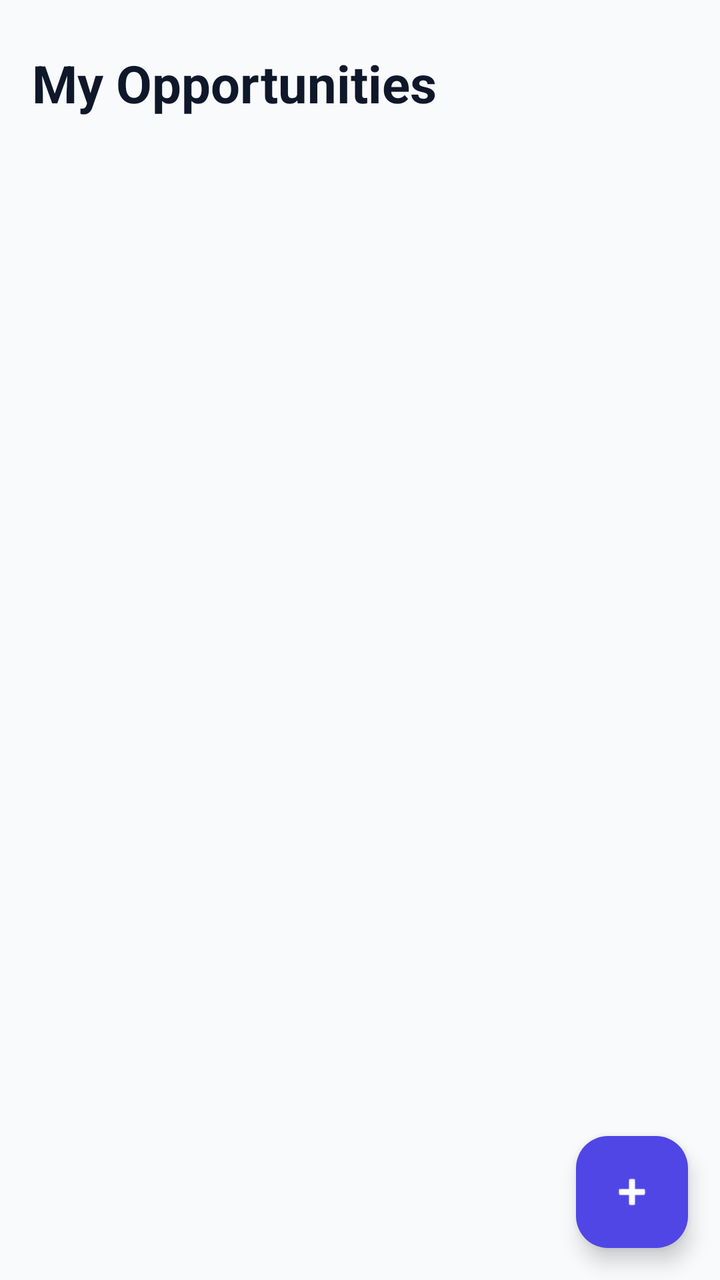
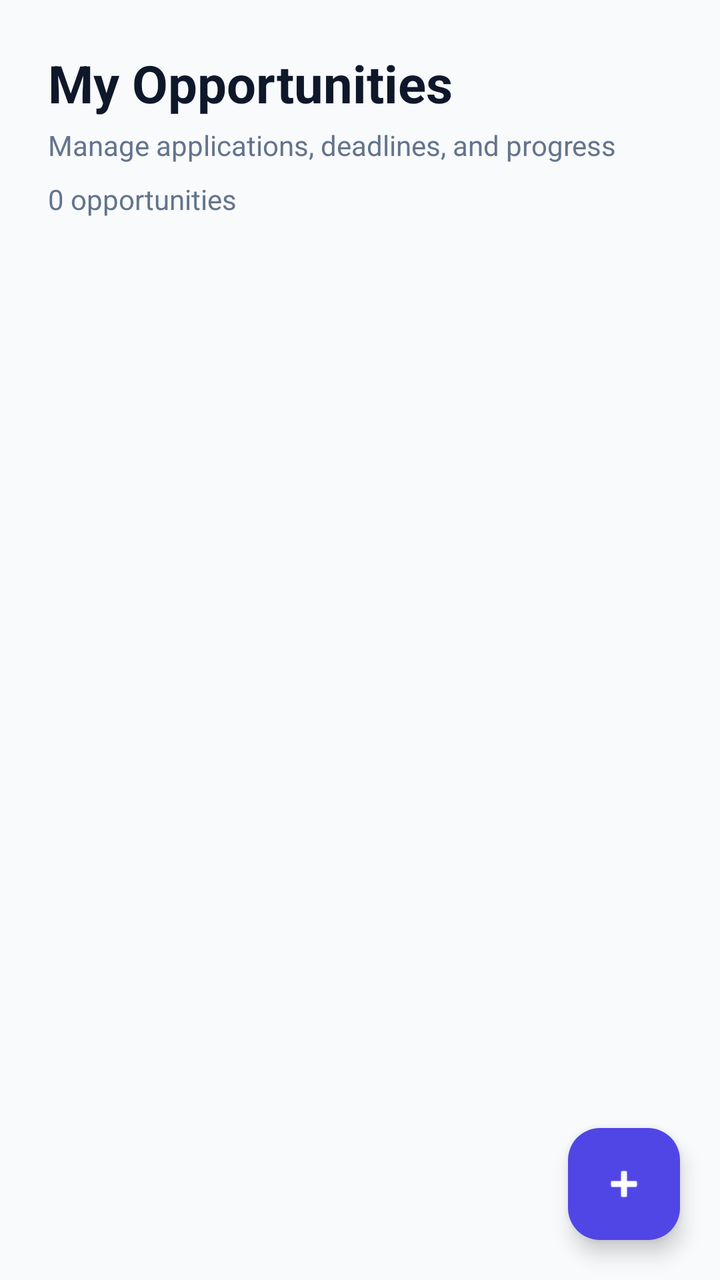

Two renders of the same Android screen: before a commit and after it. Below are the layout's source before the change and the commit's diff.
<!-- AndroidManifest.xml: application theme Theme.Forsa -->
<!-- res/layout/activity_opportunities.xml -->
<?xml version="1.0" encoding="utf-8"?>
<FrameLayout xmlns:android="http://schemas.android.com/apk/res/android"
    xmlns:app="http://schemas.android.com/apk/res-auto"
    android:layout_width="match_parent"
    android:layout_height="match_parent"
    android:background="@color/background">

    <LinearLayout
        android:layout_width="match_parent"
        android:layout_height="match_parent"
        android:orientation="vertical">

        
        <TextView
            android:layout_width="match_parent"
            android:layout_height="wrap_content"
            android:layout_marginHorizontal="16dp"
            android:layout_marginTop="24dp"
            android:layout_marginBottom="12dp"
            android:text="@string/title_my_opportunities"
            android:textColor="@color/text_primary"
            android:textSize="26sp"
            android:textStyle="bold" />

        
        <androidx.recyclerview.widget.RecyclerView
            android:id="@+id/recyclerViewOpportunities"
            android:layout_width="match_parent"
            android:layout_height="match_parent"
            android:clipToPadding="false"
            android:paddingBottom="80dp" />
    </LinearLayout>

    
    <TextView
        android:id="@+id/tvEmptyOpportunities"
        android:layout_width="wrap_content"
        android:layout_height="wrap_content"
        android:layout_gravity="center"
        android:layout_margin="24dp"
        android:gravity="center"
        android:text="@string/empty_opportunities"
        android:textColor="@color/text_secondary"
        android:textSize="16sp"
        android:visibility="gone" />

    
    <com.google.android.material.floatingactionbutton.FloatingActionButton
        android:id="@+id/fabAddOpportunity"
        android:layout_width="wrap_content"
        android:layout_height="wrap_content"
        android:layout_gravity="bottom|end"
        android:layout_margin="16dp"
        android:contentDescription="@string/desc_add_opportunity"
        android:src="@android:drawable/ic_input_add"
        app:backgroundTint="@color/primary"
        app:tint="@color/white" />

</FrameLayout>
<!-- resources referenced by this layout -->
<resources>
  <color name="background">#F8FAFC</color>
  <color name="primary">#4F46E5</color>
  <color name="text_primary">#0F172A</color>
  <color name="text_secondary">#64748B</color>
  <color name="white">#FFFFFF</color>
  <string name="desc_add_opportunity">Add opportunity</string>
  <string name="empty_opportunities">No opportunities saved yet</string>
  <string name="title_my_opportunities">My Opportunities</string>
  <style name="Theme.Forsa" parent="Base.Theme.Forsa" />
  <style name="Base.Theme.Forsa" parent="Theme.Material3.DayNight.NoActionBar">
          
          
      </style>
</resources>

<!-- the commit's change to res/layout/activity_opportunities.xml (unified diff, before → after) -->
@@ -11,16 +11,42 @@
         android:orientation="vertical">
 
         
-        <TextView
+        <LinearLayout
             android:layout_width="match_parent"
             android:layout_height="wrap_content"
-            android:layout_marginHorizontal="16dp"
+            android:orientation="vertical"
+            android:layout_marginHorizontal="24dp"
             android:layout_marginTop="24dp"
+            android:layout_marginBottom="8dp">
+
+            <TextView
+                android:layout_width="match_parent"
+                android:layout_height="wrap_content"
+                android:text="@string/title_my_opportunities"
+                android:textColor="@color/text_primary"
+                android:textSize="26sp"
+                android:textStyle="bold" />
+
+            <TextView
+                android:layout_width="match_parent"
+                android:layout_height="wrap_content"
+                android:layout_marginTop="4dp"
+                android:text="@string/dashboard_subtitle_p8"
+                android:textColor="@color/text_secondary"
+                android:textSize="14sp" />
+        </LinearLayout>
+
+        
+        <TextView
+            android:id="@+id/tvOpportunitiesCount"
+            android:layout_width="match_parent"
+            android:layout_height="wrap_content"
+            android:layout_horizontalMargin="24dp"
+            android:layout_marginHorizontal="24dp"
             android:layout_marginBottom="12dp"
-            android:text="@string/title_my_opportunities"
-            android:textColor="@color/text_primary"
-            android:textSize="26sp"
-            android:textStyle="bold" />
+            android:text="0 opportunities"
+            android:textColor="@color/text_secondary"
+            android:textSize="14sp" />
 
         
         <androidx.recyclerview.widget.RecyclerView
@@ -28,21 +54,67 @@
             android:layout_width="match_parent"
             android:layout_height="match_parent"
             android:clipToPadding="false"
-            android:paddingBottom="80dp" />
+            android:paddingBottom="88dp" />
+
     </LinearLayout>
 
     
-    <TextView
-        android:id="@+id/tvEmptyOpportunities"
-        android:layout_width="wrap_content"
+    <LinearLayout
+        android:id="@+id/emptyStateContainer"
+        android:layout_width="match_parent"
         android:layout_height="wrap_content"
         android:layout_gravity="center"
-        android:layout_margin="24dp"
         android:gravity="center"
-        android:text="@string/empty_opportunities"
-        android:textColor="@color/text_secondary"
-        android:textSize="16sp"
-        android:visibility="gone" />
+        android:orientation="vertical"
+        android:padding="24dp"
+        android:visibility="gone">
+
+        
+        <TextView
+            android:layout_width="72dp"
+            android:layout_height="72dp"
+            android:background="@drawable/bg_icon_circle"
+            android:gravity="center"
+            android:text="@string/symbol_add"
+            android:textColor="@color/primary"
+            android:textSize="32sp"
+            android:textStyle="bold" />
+
+        
+        <TextView
+            android:id="@+id/tvEmptyOpportunities"
+            android:layout_width="wrap_content"
+            android:layout_height="wrap_content"
+            android:layout_marginTop="16dp"
+            android:text="@string/empty_opportunities_title"
+            android:textColor="@color/text_primary"
+            android:textSize="18sp"
+            android:textStyle="bold"
+            android:gravity="center" />
+
+        
+        <TextView
+            android:layout_width="wrap_content"
+            android:layout_height="wrap_content"
+            android:layout_marginTop="8dp"
+            android:layout_marginHorizontal="32dp"
+            android:text="@string/empty_opportunities_desc"
+            android:textColor="@color/text_secondary"
+            android:textSize="14sp"
+            android:gravity="center" />
+
+        
+        <TextView
+            android:layout_width="wrap_content"
+            android:layout_height="wrap_content"
+            android:layout_marginTop="12dp"
+            android:text="@string/empty_opportunities_helper"
+            android:textColor="@color/primary"
+            android:textSize="13sp"
+            android:textStyle="bold"
+            android:gravity="center" />
+
+    </LinearLayout>
 
     
     <com.google.android.material.floatingactionbutton.FloatingActionButton
@@ -50,7 +122,7 @@
         android:layout_width="wrap_content"
         android:layout_height="wrap_content"
         android:layout_gravity="bottom|end"
-        android:layout_margin="16dp"
+        android:layout_margin="20dp"
         android:contentDescription="@string/desc_add_opportunity"
         android:src="@android:drawable/ic_input_add"
         app:backgroundTint="@color/primary"
<!-- resource entries referenced after the edit -->
@@ -5,10 +5,21 @@
   <color name="text_primary">#0F172A</color>
   <color name="text_secondary">#64748B</color>
   <color name="white">#FFFFFF</color>
+  <!-- drawable bg_icon_circle (drawable) -->
+  <?xml version="1.0" encoding="utf-8"?>
+  <shape xmlns:android="http://schemas.android.com/apk/res/android"
+      android:shape="oval">
+      <solid android:color="@color/soft_indigo" />
+  </shape>
+  <string name="dashboard_subtitle_p8">Manage applications, deadlines, and progress</string>
   <string name="desc_add_opportunity">Add opportunity</string>
-  <string name="empty_opportunities">No opportunities saved yet</string>
+  <string name="empty_opportunities_desc">Save your first opportunity and start tracking its progress.</string>
+  <string name="empty_opportunities_helper">Tap the + button to add one.</string>
+  <string name="empty_opportunities_title">No opportunities yet</string>
+  <string name="symbol_add">+</string>
   <string name="title_my_opportunities">My Opportunities</string>
   <style name="Theme.Forsa" parent="Base.Theme.Forsa" />
+  <color name="soft_indigo">#EEF2FF</color>
   <style name="Base.Theme.Forsa" parent="Theme.Material3.DayNight.NoActionBar">
           
           
